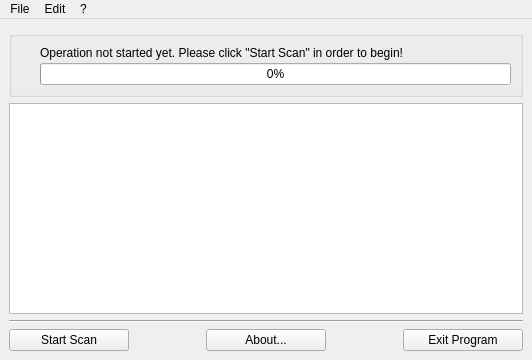
Qt form gui/Window_Main.ui (lordmulder/DoubleFilerScanner) before a commit.
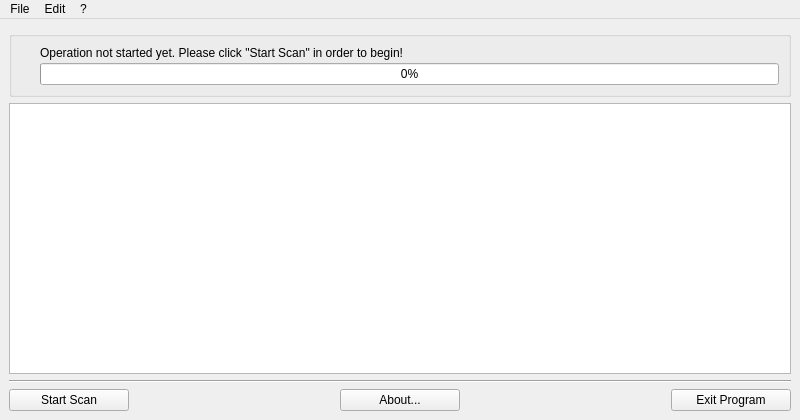
The same form after that commit. Icons and pictures are not drawn.

What changed in the file:
```diff
--- a/gui/Window_Main.ui
+++ b/gui/Window_Main.ui
@@ -6,10 +6,16 @@
    <rect>
     <x>0</x>
     <y>0</y>
-    <width>532</width>
-    <height>360</height>
+    <width>800</width>
+    <height>420</height>
    </rect>
   </property>
+  <property name="minimumSize">
+   <size>
+    <width>512</width>
+    <height>384</height>
+   </size>
+  </property>
   <property name="windowTitle">
    <string>Double File Scanner</string>
   </property>
@@ -192,7 +198,7 @@
     <rect>
      <x>0</x>
      <y>0</y>
-     <width>532</width>
+     <width>800</width>
      <height>21</height>
     </rect>
    </property>
```
